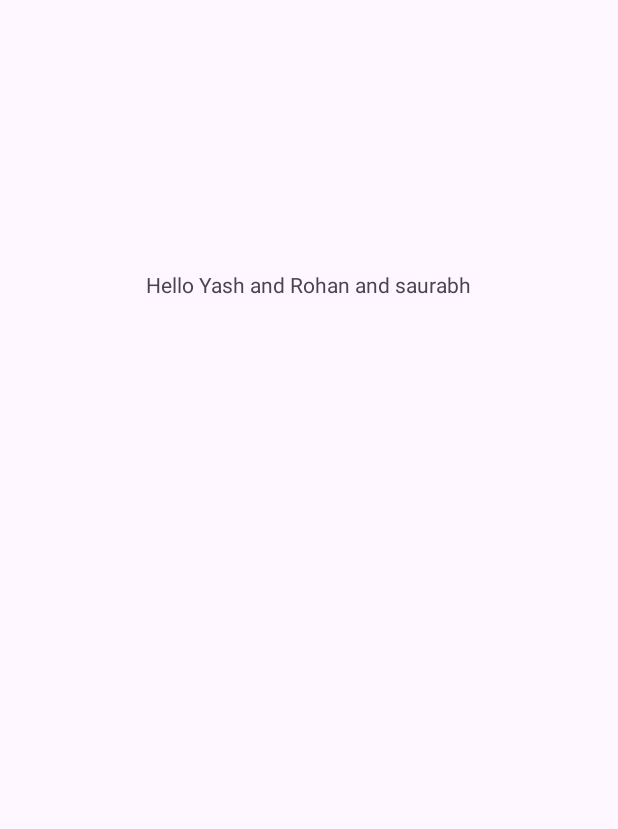
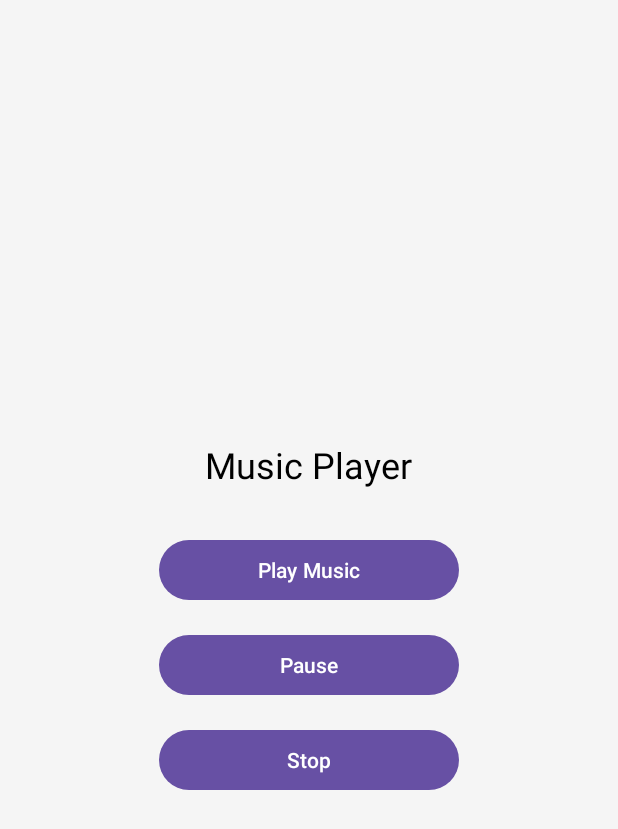
Before and after one commit to saurabh-gawade-29/MyFirstApplication, an Android app: the screen it shows after launch (MainActivity), on a phone screen of 412 x 824 dp. Shown: the top 829 px of the screen. Run offline under Robolectric (Android 15) with nearby library versions, the phone set to English and light mode, and no system bars.

Commit message:
Sample Music Player

```diff
--- a/app/src/main/AndroidManifest.xml
+++ b/app/src/main/AndroidManifest.xml
@@ -1,7 +1,8 @@
 <?xml version="1.0" encoding="utf-8"?>
 <manifest xmlns:android="http://schemas.android.com/apk/res/android"
     xmlns:tools="http://schemas.android.com/tools">
-
+    <!-- Add this line just inside the <manifest> tag -->
+    <uses-permission android:name="android.permission.READ_EXTERNAL_STORAGE" />
     <application
         android:allowBackup="true"
         android:dataExtractionRules="@xml/data_extraction_rules"
@@ -20,6 +21,7 @@
                 <category android:name="android.intent.category.LAUNCHER" />
             </intent-filter>
         </activity>
+
     </application>
 
 </manifest>
--- a/app/src/main/java/com/example/myfirstapplication/MainActivity.java
+++ b/app/src/main/java/com/example/myfirstapplication/MainActivity.java
@@ -1,24 +1,72 @@
 package com.example.myfirstapplication;
 
+import androidx.appcompat.app.AppCompatActivity;
+import android.media.MediaPlayer;
 import android.os.Bundle;
-
-import androidx.activity.EdgeToEdge;
-import androidx.appcompat.app.AppCompatActivity;
-import androidx.core.graphics.Insets;
-import androidx.core.view.ViewCompat;
-import androidx.core.view.WindowInsetsCompat;
+import android.view.View;
+import android.widget.Button;
+import android.widget.TextView;
 
 public class MainActivity extends AppCompatActivity {
+
+    Button btnPlay, btnPause, btnStop;
+    TextView txtStatus;
+    MediaPlayer mediaPlayer;
 
     @Override
     protected void onCreate(Bundle savedInstanceState) {
         super.onCreate(savedInstanceState);
-        EdgeToEdge.enable(this);
         setContentView(R.layout.activity_main);
-        ViewCompat.setOnApplyWindowInsetsListener(findViewById(R.id.main), (v, insets) -> {
-            Insets systemBars = insets.getInsets(WindowInsetsCompat.Type.systemBars());
-            v.setPadding(systemBars.left, systemBars.top, systemBars.right, systemBars.bottom);
-            return insets;
+
+        btnPlay = findViewById(R.id.btnPlay);
+        btnPause = findViewById(R.id.btnPause);
+        btnStop = findViewById(R.id.btnStop);
+        txtStatus = findViewById(R.id.txtStatus);
+
+        // Initialize MediaPlayer with a music file from res/raw
+        mediaPlayer = MediaPlayer.create(this, R.raw.sample);
+
+        // Play button click
+        btnPlay.setOnClickListener(new View.OnClickListener() {
+            @Override
+            public void onClick(View v) {
+                if (!mediaPlayer.isPlaying()) {
+                    mediaPlayer.start();
+                    txtStatus.setText("Playing Music...");
+                }
+            }
+        });
+
+        // Pause button click
+        btnPause.setOnClickListener(new View.OnClickListener() {
+            @Override
+            public void onClick(View v) {
+                if (mediaPlayer.isPlaying()) {
+                    mediaPlayer.pause();
+                    txtStatus.setText("Music Paused");
+                }
+            }
+        });
+
+        // Stop button click
+        btnStop.setOnClickListener(new View.OnClickListener() {
+            @Override
+            public void onClick(View v) {
+                if (mediaPlayer.isPlaying()) {
+                    mediaPlayer.stop();
+                    txtStatus.setText("Music Stopped");
+                    mediaPlayer = MediaPlayer.create(MainActivity.this, R.raw.sample); // reset player
+                }
+            }
         });
     }
+
+    @Override
+    protected void onDestroy() {
+        super.onDestroy();
+        if (mediaPlayer != null) {
+            mediaPlayer.release();
+            mediaPlayer = null;
+        }
+    }
 }
--- a/app/src/main/res/layout/activity_main.xml
+++ b/app/src/main/res/layout/activity_main.xml
@@ -1,21 +1,40 @@
 <?xml version="1.0" encoding="utf-8"?>
-<androidx.constraintlayout.widget.ConstraintLayout xmlns:android="http://schemas.android.com/apk/res/android"
-    xmlns:app="http://schemas.android.com/apk/res-auto"
-    xmlns:tools="http://schemas.android.com/tools"
-    android:id="@+id/main"
+<LinearLayout
+    xmlns:android="http://schemas.android.com/apk/res/android"
     android:layout_width="match_parent"
     android:layout_height="match_parent"
-    tools:context=".MainActivity">
+    android:orientation="vertical"
+    android:gravity="center"
+    android:padding="20dp"
+    android:background="#F5F5F5">
 
     <TextView
+        android:id="@+id/txtStatus"
         android:layout_width="wrap_content"
         android:layout_height="wrap_content"
-        android:text="Hello Yash and Rohan and saurabh"
-        app:layout_constraintBottom_toBottomOf="parent"
-        app:layout_constraintEnd_toEndOf="parent"
-        app:layout_constraintHorizontal_bias="0.497"
-        app:layout_constraintStart_toStartOf="parent"
-        app:layout_constraintTop_toTopOf="parent"
-        app:layout_constraintVertical_bias="0.224" />
+        android:text="Music Player"
+        android:textSize="24sp"
+        android:textColor="#000000"
+        android:layout_marginBottom="30dp"/>
 
-</androidx.constraintlayout.widget.ConstraintLayout>
+    <Button
+        android:id="@+id/btnPlay"
+        android:layout_width="200dp"
+        android:layout_height="wrap_content"
+        android:text="Play Music"/>
+
+    <Button
+        android:id="@+id/btnPause"
+        android:layout_width="200dp"
+        android:layout_height="wrap_content"
+        android:text="Pause"
+        android:layout_marginTop="15dp"/>
+
+    <Button
+        android:id="@+id/btnStop"
+        android:layout_width="200dp"
+        android:layout_height="wrap_content"
+        android:text="Stop"
+        android:layout_marginTop="15dp"/>
+
+</LinearLayout>
```
Also changed, not shown: 1 other file.
